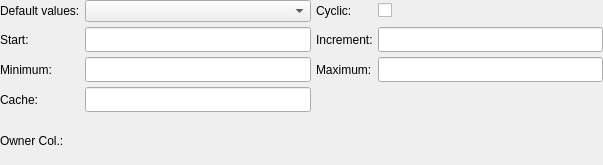
Old version of the form libs/libgui/ui/dbobjects/sequencewidget.ui in the repository maniac787/pgmodeler.
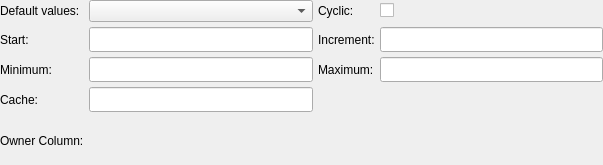
New version of the form.

Commit message: Improve semantic clarity in internationalization strings on generalconfigwidget.ui

Patch:
```diff
--- a/libs/libgui/ui/dbobjects/sequencewidget.ui
+++ b/libs/libgui/ui/dbobjects/sequencewidget.ui
@@ -227,7 +227,7 @@
    <item row="4" column="0">
     <widget class="QLabel" name="owner_col_lbl">
      <property name="text">
-      <string>Owner Col.:</string>
+      <string>Owner Column:</string>
      </property>
     </widget>
    </item>
```
The commit also changes 2 other files.
